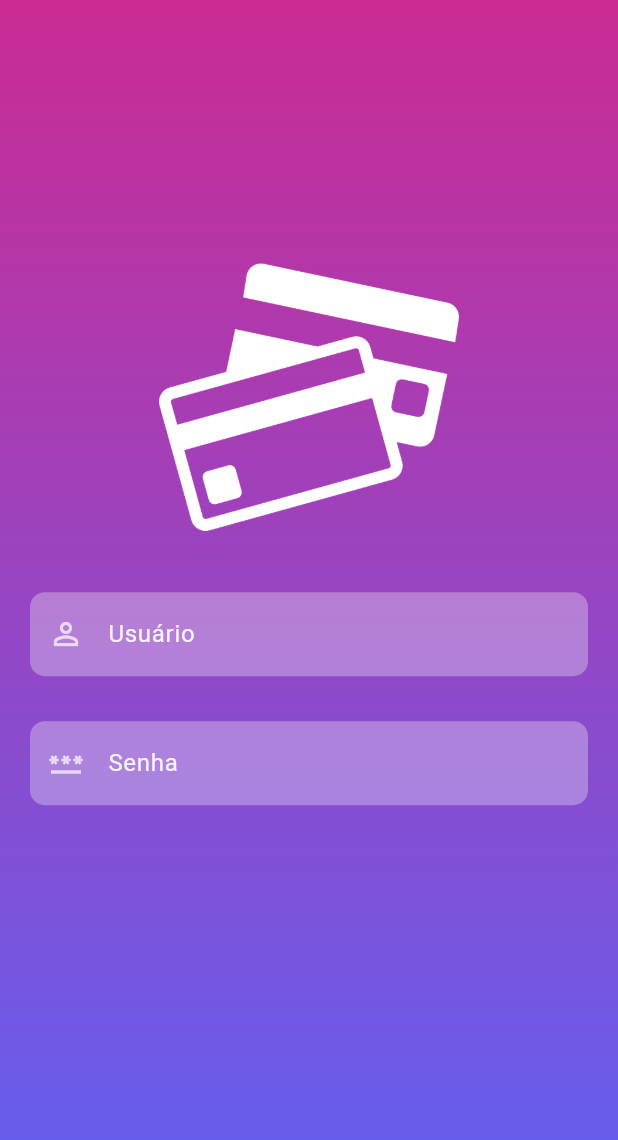
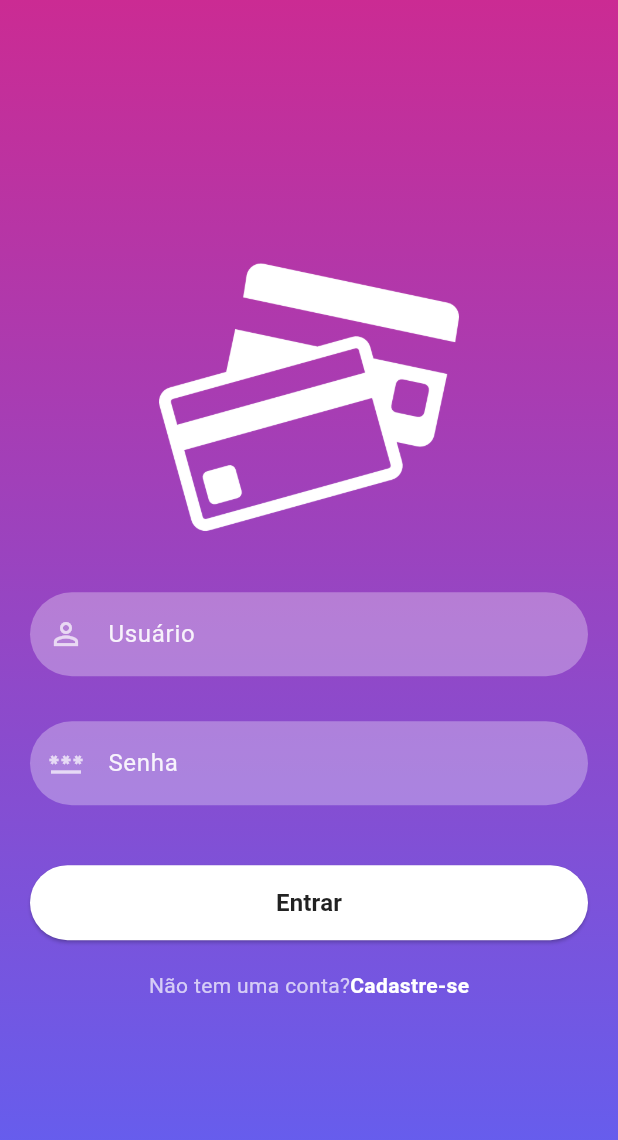
Before and after one commit to marcelo-ls-reis/pi_cart-o, a Flutter app: the screen it shows after launch, on a phone screen of 412 x 824 dp. Shown: the top 1140 px of the screen. Run offline on Flutter 3.47's test engine with Material 3 defaults, Android fonts, the phone set to English and light mode, and no system bars.

Commit message:
Atualização 15/04/2024

```diff
--- a/lib/pages/signin.dart
+++ b/lib/pages/signin.dart
@@ -1,4 +1,5 @@
 import 'package:flutter/material.dart';
+import 'package:pi/pages/signup.dart';
 import 'package:pi/reusable_widget/reusable_widget.dart';
 import 'package:pi/utils/color_utils.dart';
 
@@ -10,9 +11,8 @@ class Signin extends StatefulWidget {
 }
 
 class _SigninState extends State<Signin> {
-
-  TextEditingController _passwordTextController = TextEditingController();
-   TextEditingController _emailTextController = TextEditingController();
+  final TextEditingController _passwordTextController = TextEditingController();
+  final TextEditingController _emailTextController = TextEditingController();
   @override
   Widget build(BuildContext context) {
     return Scaffold(
@@ -35,11 +35,19 @@ class _SigninState extends State<Signin> {
                 SizedBox(
                   height: 30,
                 ),
-                reusableTextFild("Usuário", Icons.person_outline, false, _emailTextController),
+                reusableTextFild("Usuário", Icons.person_outline, false,
+                    _emailTextController),
                 SizedBox(
                   height: 30,
                 ),
-                reusableTextFild("Senha", Icons.password, false, _emailTextController),
+                reusableTextFild(
+                    "Senha", Icons.password, false,
+                    _passwordTextController),
+                SizedBox(
+                  height: 30,
+                ),
+                signInSignUpButton(context, true, () {}),
+                signUpOption()
               ],
             ),
           ),
@@ -47,4 +55,25 @@ class _SigninState extends State<Signin> {
       ),
     );
   }
+
+  Row signUpOption() {
+    return Row(
+      mainAxisAlignment: MainAxisAlignment.center,
+      children: [
+        const Text(
+          "Não tem uma conta?",
+          style: TextStyle(color: Colors.white70),
+        ),
+        GestureDetector(onTap: () {
+          Navigator.push(context,
+              MaterialPageRoute(builder: (context) => const SignUpScreen()));
+        },
+        child: const Text(
+          "Cadastre-se",
+          style: TextStyle(color: Colors.white, fontWeight: FontWeight.bold),
+        ),
+        )
+      ],
+    );
+  }
 }
--- a/lib/reusable_widget/reusable_widget.dart
+++ b/lib/reusable_widget/reusable_widget.dart
@@ -10,7 +10,8 @@ Image logWidget(String image) {
   );
 }
 
-TextField reusableTextFild(String text, IconData icon, bool isPasswordType, TextEditingController controller) {
+TextField reusableTextFild(String text, IconData icon, bool isPasswordType,
+    TextEditingController controller) {
   return TextField(
     obscureText: isPasswordType,
     controller: controller,
@@ -29,9 +30,44 @@ TextField reusableTextFild(String text, IconData icon, bool isPasswordType, Text
       floatingLabelBehavior: FloatingLabelBehavior.never,
       fillColor: Colors.white.withOpacity(0.3),
       border: OutlineInputBorder(
-        borderRadius: BorderRadius.circular(10),
-        borderSide: const BorderSide(width: 0, style: BorderStyle.none)),
+          borderRadius: BorderRadius.circular(30),
+          borderSide: const BorderSide(width: 0, style: BorderStyle.none)),
+    ),
+    keyboardType: isPasswordType
+        ? TextInputType.visiblePassword
+        : TextInputType.emailAddress,
+  );
+}
+
+Container signInSignUpButton(
+    BuildContext context, bool isLogin, Function onTap) {
+  return Container(
+      width: MediaQuery.of(context).size.width,
+      height: 50,
+      margin: const EdgeInsets.fromLTRB(0, 10, 0, 20),
+      decoration: BoxDecoration(borderRadius: BorderRadius.circular(90)),
+      child: ElevatedButton(
+        onPressed: () {
+          onTap();
+        },
+        style: ButtonStyle(
+          backgroundColor: MaterialStateProperty.resolveWith((states) {
+            if (states.contains(MaterialState.pressed)) {
+              return Colors.black26;
+            }
+            return Colors.white;
+          }),
+           shape : MaterialStateProperty.all<RoundedRectangleBorder>(
+            RoundedRectangleBorder(
+              borderRadius: BorderRadius.circular(30),
+            ),
+          ),
+        ),
+        child: Text(
+          isLogin ? "Entrar" : "Cadastrar",
+          style: const TextStyle(
+              color: Colors.black87, fontWeight: FontWeight.bold, fontSize: 16),
+        ),
       ),
-      keyboardType: isPasswordType ? TextInputType.visiblePassword : TextInputType.emailAddress,
-    );
+      );
 }
```
Also changed, not shown: lib/pages/home.dart (+25 -0 lines), lib/pages/signup.dart (+69 -0 lines).
